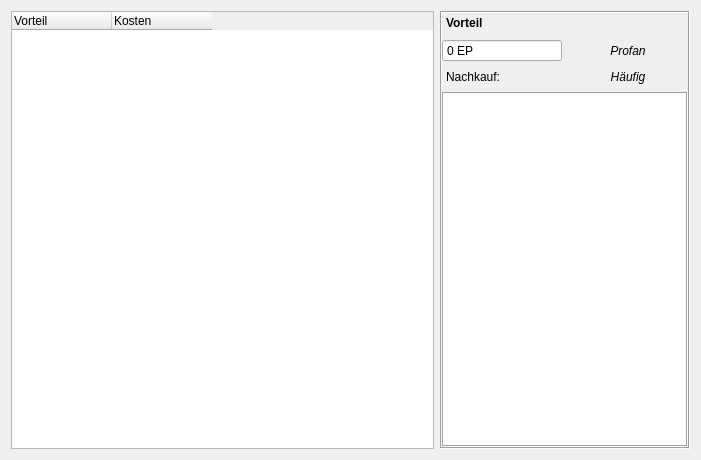
Before: the Qt Designer form UI/CharakterVorteile.ui in Aeolitus/Sephrasto, drawn with Qt 5.
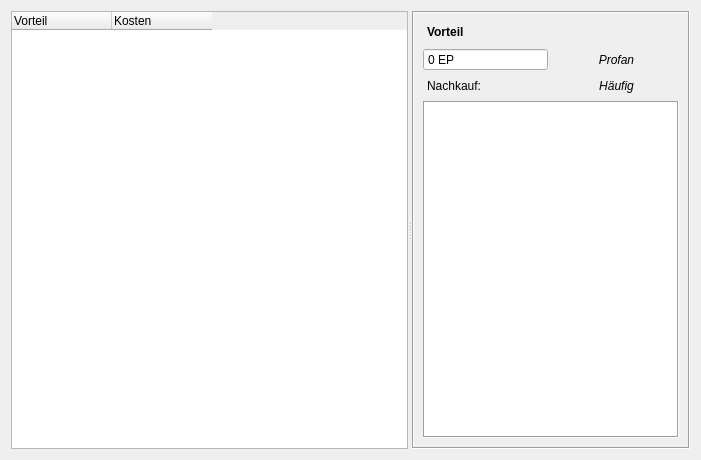
After: the same form once the commit is applied.

Commit message: - Make all split panels (Fertigkeiten, Übernatürliche Fertigkeiten, Minderpakt, Talent-Selektor, Vorteile, Waffen) resizable by the user. - Improved padding on the right side panels, labels stuck to close to the edge border before. - Slightly increased talent selector default window size.

Diff of the .ui file:
```diff
--- a/UI/CharakterVorteile.ui
+++ b/UI/CharakterVorteile.ui
@@ -13,15 +13,25 @@
   <property name="windowTitle">
    <string>Form</string>
   </property>
-  <layout class="QHBoxLayout" name="horizontalLayout">
-   <item>
+  <layout class="QGridLayout" name="gridLayout">
+   <item row="0" column="0">
+    <widget class="QSplitter" name="splitter">
+     <property name="orientation">
+      <enum>Qt::Horizontal</enum>
+     </property>
     <widget class="QTreeWidget" name="treeWidget">
      <property name="sizePolicy">
       <sizepolicy hsizetype="Expanding" vsizetype="Expanding">
-       <horstretch>0</horstretch>
+        <horstretch>1</horstretch>
        <verstretch>0</verstretch>
       </sizepolicy>
      </property>
+      <property name="maximumSize">
+       <size>
+        <width>16777215</width>
+        <height>16777215</height>
+       </size>
+      </property>
      <property name="editTriggers">
       <set>QAbstractItemView::NoEditTriggers</set>
      </property>
@@ -75,18 +85,22 @@
       </property>
      </column>
     </widget>
-   </item>
-   <item>
     <widget class="QScrollArea" name="scrollArea">
+      <property name="sizePolicy">
+       <sizepolicy hsizetype="Expanding" vsizetype="Expanding">
+        <horstretch>0</horstretch>
+        <verstretch>0</verstretch>
+       </sizepolicy>
+      </property>
      <property name="minimumSize">
       <size>
-       <width>250</width>
+        <width>0</width>
        <height>0</height>
       </size>
      </property>
      <property name="maximumSize">
       <size>
-       <width>225</width>
+        <width>16777215</width>
        <height>16777215</height>
       </size>
      </property>
@@ -107,96 +121,12 @@
        <rect>
         <x>0</x>
         <y>0</y>
-        <width>246</width>
-        <height>438</height>
-       </rect>
-      </property>
-      <layout class="QGridLayout" name="gridLayout">
-       <property name="leftMargin">
-        <number>0</number>
-       </property>
-       <property name="topMargin">
-        <number>0</number>
-       </property>
-       <property name="rightMargin">
-        <number>0</number>
-       </property>
-       <property name="bottomMargin">
-        <number>0</number>
-       </property>
-       <item row="6" column="0" colspan="2">
-        <widget class="QPlainTextEdit" name="plainText">
-         <property name="frameShape">
-          <enum>QFrame::Box</enum>
-         </property>
-         <property name="frameShadow">
-          <enum>QFrame::Sunken</enum>
-         </property>
-         <property name="lineWidth">
-          <number>1</number>
-         </property>
-         <property name="readOnly">
-          <bool>true</bool>
-         </property>
-         <property name="backgroundVisible">
-          <bool>false</bool>
-         </property>
-        </widget>
-       </item>
-       <item row="0" column="0" colspan="2">
-        <widget class="QLabel" name="labelVorteil">
-         <property name="minimumSize">
-          <size>
-           <width>0</width>
-           <height>20</height>
-          </size>
-         </property>
-         <property name="font">
-          <font>
-           <weight>75</weight>
-           <bold>true</bold>
-          </font>
-         </property>
-         <property name="styleSheet">
-          <string notr="true">margin-left: 1px;</string>
-         </property>
-         <property name="text">
-          <string>Vorteil</string>
-         </property>
-        </widget>
-       </item>
-       <item row="3" column="0">
-        <widget class="QLabel" name="label">
-         <property name="styleSheet">
-          <string notr="true">margin-left: 1px</string>
-         </property>
-         <property name="text">
-          <string>Nachkauf:</string>
-         </property>
-        </widget>
-       </item>
-       <item row="3" column="1">
-        <widget class="QLabel" name="labelNachkauf">
-         <property name="minimumSize">
-          <size>
-           <width>0</width>
-           <height>18</height>
-          </size>
-         </property>
-         <property name="font">
-          <font>
-           <italic>true</italic>
-          </font>
-         </property>
-         <property name="text">
-          <string>Häufig</string>
-         </property>
-         <property name="alignment">
-          <set>Qt::AlignCenter</set>
-         </property>
-        </widget>
-       </item>
-       <item row="2" column="0">
+         <width>256</width>
+         <height>434</height>
+        </rect>
+       </property>
+       <layout class="QGridLayout" name="gridLayout_2">
+        <item row="1" column="0">
         <widget class="QSpinBox" name="spinKosten">
          <property name="alignment">
           <set>Qt::AlignLeading|Qt::AlignLeft|Qt::AlignVCenter</set>
@@ -221,7 +151,7 @@
          </property>
         </widget>
        </item>
-       <item row="2" column="1">
+        <item row="1" column="1">
         <widget class="QLabel" name="labelTyp">
          <property name="minimumSize">
           <size>
@@ -242,7 +172,80 @@
          </property>
         </widget>
        </item>
-      </layout>
+        <item row="2" column="0">
+         <widget class="QLabel" name="label">
+          <property name="styleSheet">
+           <string notr="true">margin-left: 1px</string>
+          </property>
+          <property name="text">
+           <string>Nachkauf:</string>
+          </property>
+         </widget>
+        </item>
+        <item row="2" column="1">
+         <widget class="QLabel" name="labelNachkauf">
+          <property name="minimumSize">
+           <size>
+            <width>0</width>
+            <height>18</height>
+           </size>
+          </property>
+          <property name="font">
+           <font>
+            <italic>true</italic>
+           </font>
+          </property>
+          <property name="text">
+           <string>Häufig</string>
+          </property>
+          <property name="alignment">
+           <set>Qt::AlignCenter</set>
+          </property>
+         </widget>
+        </item>
+        <item row="3" column="0" colspan="2">
+         <widget class="QPlainTextEdit" name="plainText">
+          <property name="frameShape">
+           <enum>QFrame::Box</enum>
+          </property>
+          <property name="frameShadow">
+           <enum>QFrame::Sunken</enum>
+          </property>
+          <property name="lineWidth">
+           <number>1</number>
+          </property>
+          <property name="readOnly">
+           <bool>true</bool>
+          </property>
+          <property name="backgroundVisible">
+           <bool>false</bool>
+          </property>
+         </widget>
+        </item>
+        <item row="0" column="0" colspan="2">
+         <widget class="QLabel" name="labelVorteil">
+          <property name="minimumSize">
+           <size>
+            <width>0</width>
+            <height>20</height>
+           </size>
+          </property>
+          <property name="font">
+           <font>
+            <weight>75</weight>
+            <bold>true</bold>
+           </font>
+          </property>
+          <property name="styleSheet">
+           <string notr="true">margin-left: 1px;</string>
+          </property>
+          <property name="text">
+           <string>Vorteil</string>
+          </property>
+         </widget>
+        </item>
+       </layout>
+      </widget>
      </widget>
     </widget>
    </item>
```
Left out of the diff: 6 changed lines with no effect on the pictures. Lines whose indentation alone changed are shown as unchanged. The commit also changes 11 other files.
